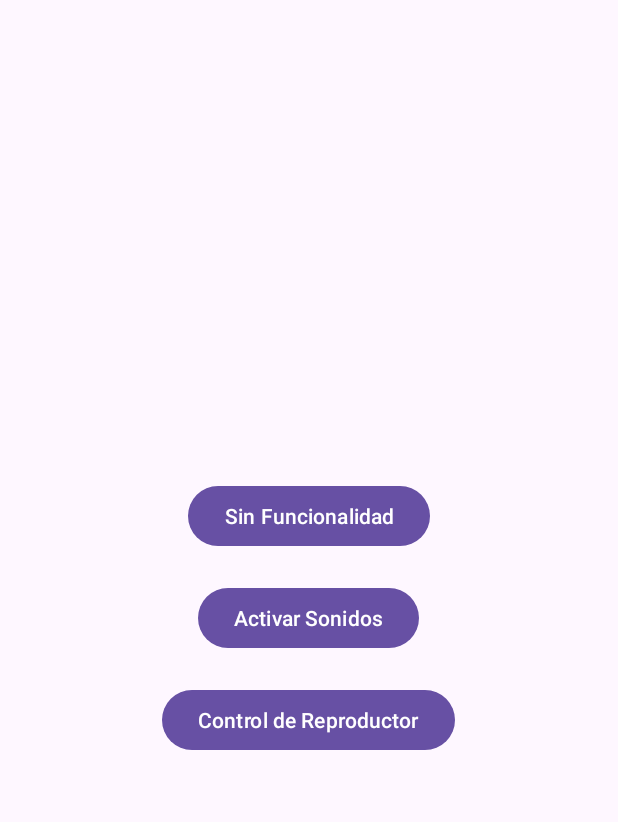
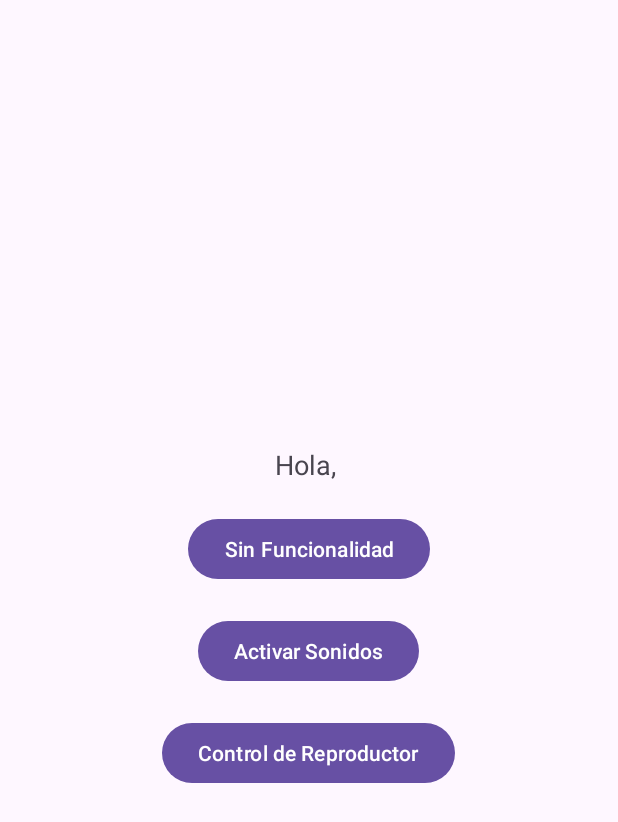
Before and after one commit to JAlexanderSS/MoveBeats, an Android app: the screen it shows after launch once a user with an empty profile is signed in (MainActivity), on a phone screen of 412 x 824 dp. Shown: the top 822 px of the screen. Run offline under Robolectric (Android 15) with nearby library versions, the phone set to English and light mode, and no system bars; our stand-ins replace Firebase (no records; nobody signed in at launch, a user with empty details on screens opened directly).

Commit message:
Mostrar nombre de la cuenta

```diff
--- a/app/src/main/java/com/example/movebeats/MainActivity.kt
+++ b/app/src/main/java/com/example/movebeats/MainActivity.kt
@@ -15,6 +15,7 @@ import android.os.Bundle
 import android.provider.Settings
 import android.util.Log
 import android.widget.Button
+import android.widget.TextView
 import android.widget.Toast
 import androidx.activity.enableEdgeToEdge
 import androidx.appcompat.app.AppCompatActivity
@@ -58,6 +59,10 @@ class MainActivity : AppCompatActivity(), SensorEventListener {
         // Continuar con la funcionalidad normal si el usuario está autenticado
         enableEdgeToEdge()
         setContentView(R.layout.activity_main)
+
+        // Mostrar el nombre del usuario
+        val userNameTextView = findViewById<TextView>(R.id.user_name_text_view)
+        userNameTextView.text = "Hola, ${currentUser.displayName}"
 
         // Configuración para ajuste de barras de sistema en la vista
         ViewCompat.setOnApplyWindowInsetsListener(findViewById(R.id.main)) { v, insets ->
--- a/app/src/main/res/layout/activity_login.xml
+++ b/app/src/main/res/layout/activity_login.xml
@@ -1,5 +1,6 @@
 <?xml version="1.0" encoding="utf-8"?>
 <LinearLayout xmlns:android="http://schemas.android.com/apk/res/android"
+    android:id="@+id/main"
     android:layout_width="match_parent"
     android:layout_height="match_parent"
     android:orientation="vertical"
--- a/app/src/main/res/layout/activity_main.xml
+++ b/app/src/main/res/layout/activity_main.xml
@@ -1,4 +1,3 @@
-<?xml version="1.0" encoding="utf-8"?>
 <LinearLayout xmlns:android="http://schemas.android.com/apk/res/android"
     android:id="@+id/main"
     android:layout_width="match_parent"
@@ -6,6 +5,15 @@
     android:orientation="vertical"
     android:gravity="center"
     android:padding="16dp">
+
+    <!-- TextView para mostrar el nombre del usuario -->
+    <TextView
+        android:id="@+id/user_name_text_view"
+        android:layout_width="wrap_content"
+        android:layout_height="wrap_content"
+        android:textSize="18sp"
+        android:text="Hola, Usuario"
+        android:layout_marginBottom="20dp"/>
 
     <!-- Botón sin funcionalidad -->
     <Button
```
Also changed, not shown: app/src/main/res/layout/activity_login2.xml (deleted, +0 -10 lines).
